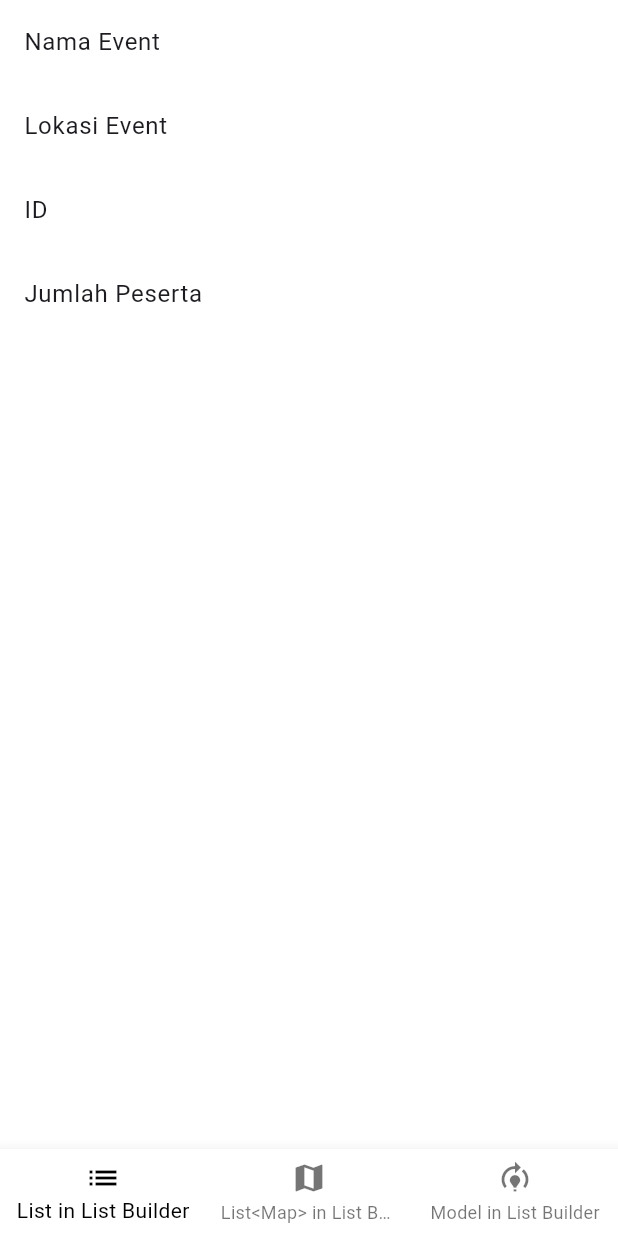
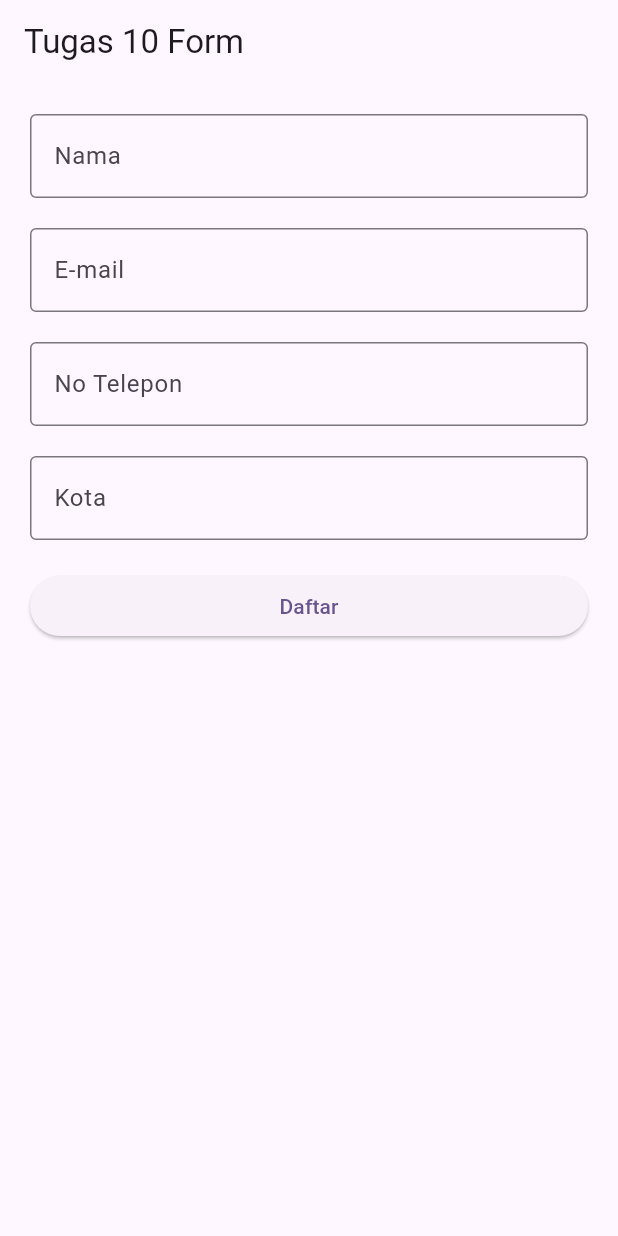
Before and after one commit to bonarwilfredproject/belajar_flutter_ppkd, a Flutter app: the screen it shows after launch, on a phone screen of 412 x 824 dp. Run offline on Flutter 3.47's test engine with Material 3 defaults, Android fonts, the phone set to English and light mode, and no system bars; our stand-ins replace animated_bottom_navigation_bar.

Commit message:
Tugas 10 Flutter

```diff
--- a/lib/main.dart
+++ b/lib/main.dart
@@ -3,6 +3,7 @@ import 'package:belajar_flutter_ppkd/day_7/gambar.dart';
 import 'package:belajar_flutter_ppkd/day_8/latihan.dart';
 import 'package:belajar_flutter_ppkd/tugas2.dart/tugas2.dart';
 import 'package:belajar_flutter_ppkd/tugas_1/tugas_1.dart';
+import 'package:belajar_flutter_ppkd/tugas_10/tugas_10_form.dart';
 import 'package:belajar_flutter_ppkd/tugas_3_flutter/tugas_3_flutter.dart';
 import 'package:belajar_flutter_ppkd/tugas_4_flutter/tugas_4_flutter.dart';
 import 'package:belajar_flutter_ppkd/tugas_5_flutter/tugas_5.dart';
@@ -42,7 +43,7 @@ class MyApp extends StatelessWidget {
         // tested with just a hot reload.
         colorScheme: .fromSeed(seedColor: Colors.deepPurple),
       ),
-      home: Tugas9Screen(),
+      home: Tugas10Form(),
     );
   }
 }
--- /dev/null
+++ b/lib/tugas_10/tugas_10_form.dart
@@ -0,0 +1,140 @@
+import 'package:belajar_flutter_ppkd/tugas_10/tugas_10_konfirmasi.dart';
+import 'package:flutter/material.dart';
+
+class Tugas10Form extends StatefulWidget {
+  const Tugas10Form({super.key});
+
+  @override
+  State<Tugas10Form> createState() => _Tugas10FormState();
+}
+
+class _Tugas10FormState extends State<Tugas10Form> {
+  final GlobalKey<FormState> _formKey = GlobalKey();
+  TextEditingController namaLengkapController = TextEditingController();
+  TextEditingController emailController = TextEditingController();
+  TextEditingController kotaController = TextEditingController();
+  TextEditingController noTelpController = TextEditingController();
+
+  @override
+  Widget build(BuildContext context) {
+    return Scaffold(
+      appBar: AppBar(title: Text("Tugas 10 Form")),
+      body: Padding(
+        padding: const EdgeInsets.all(20.0),
+        child: Form(
+          key: _formKey,
+          child: Column(
+            children: [
+              // form field nama lengkap
+              TextFormField(
+                controller: namaLengkapController,
+                validator: (value) {
+                  if (value == null || value.isEmpty) {
+                    return "Nama wajib diisi";
+                  }
+                  return null;
+                },
+                decoration: InputDecoration(
+                  label: Text("Nama"),
+                  border: OutlineInputBorder(),
+                ),
+              ),
+              SizedBox(height: 20),
+              //form field e-mail
+              TextFormField(
+                controller: emailController,
+                validator: (value) {
+                  if (value == null || value.isEmpty) {
+                    return "Email wajib diisi";
+                  } else if (!value.contains("@")) {
+                    return "Email harus mengandung @";
+                  }
+                  return null;
+                },
+                decoration: InputDecoration(
+                  label: Text("E-mail"),
+                  border: OutlineInputBorder(),
+                ),
+              ),
+              SizedBox(height: 20),
+              //form field no telp
+              TextFormField(
+                controller: noTelpController,
+                keyboardType: TextInputType.number,
+                decoration: InputDecoration(
+                  label: Text("No Telepon"),
+                  border: OutlineInputBorder(),
+                ),
+              ),
+              SizedBox(height: 20),
+              //form kota
+              TextFormField(
+                controller: kotaController,
+                validator: (value) {
+                  if (value == null || value.isEmpty) {
+                    return "Kota wajib diisi";
+                  }
+                  return null;
+                },
+                decoration: InputDecoration(
+                  label: Text("Kota"),
+                  border: OutlineInputBorder(),
+                ),
+              ),
+              SizedBox(height: 20),
+              SizedBox(
+                width: double.infinity,
+                child: ElevatedButton(
+                  onPressed: () {
+                    if (_formKey.currentState!.validate()) {
+                      showDialog(
+                        context: context,
+                        builder: (context) {
+                          return AlertDialog(
+                            title: Text("Ringkasan Data", style: TextStyle()),
+                            content: Column(
+                              mainAxisSize: MainAxisSize.min,
+                              children: [
+                                Text("Nama: ${namaLengkapController.text}"),
+                                Text("E-mail: ${emailController.text}"),
+                                Text("Nomor Telepon: ${noTelpController.text}"),
+                                Text("Kota: ${kotaController.text}"),
+                              ],
+                            ),
+                            actions: [
+                              ElevatedButton(
+                                onPressed: () {
+                                  Navigator.pushAndRemoveUntil(
+                                    context,
+                                    MaterialPageRoute(
+                                      builder: (context) {
+                                        return Tugas10Konfirmasi(
+                                          namaLengkap:
+                                              namaLengkapController.text,
+                                          kota: kotaController.text,
+                                        );
+                                      },
+                                    ),
+                                    (route) {
+                                      return false;
+                                    },
+                                  );
+                                },
+                                child: Text("Lanjut"),
+                              ),
+                            ],
+                          );
+                        },
+                      );
+                    }
+                  },
+                  child: Text("Daftar"),
+                ),
+              ),
+            ],
+          ),
+        ),
+      ),
+    );
+  }
+}
```
Also changed, not shown: lib/tugas_10/tugas_10_konfirmasi.dart (added, +45 -0 lines), lib/tugas_7/tugas_7.dart (+19 -0 lines).
